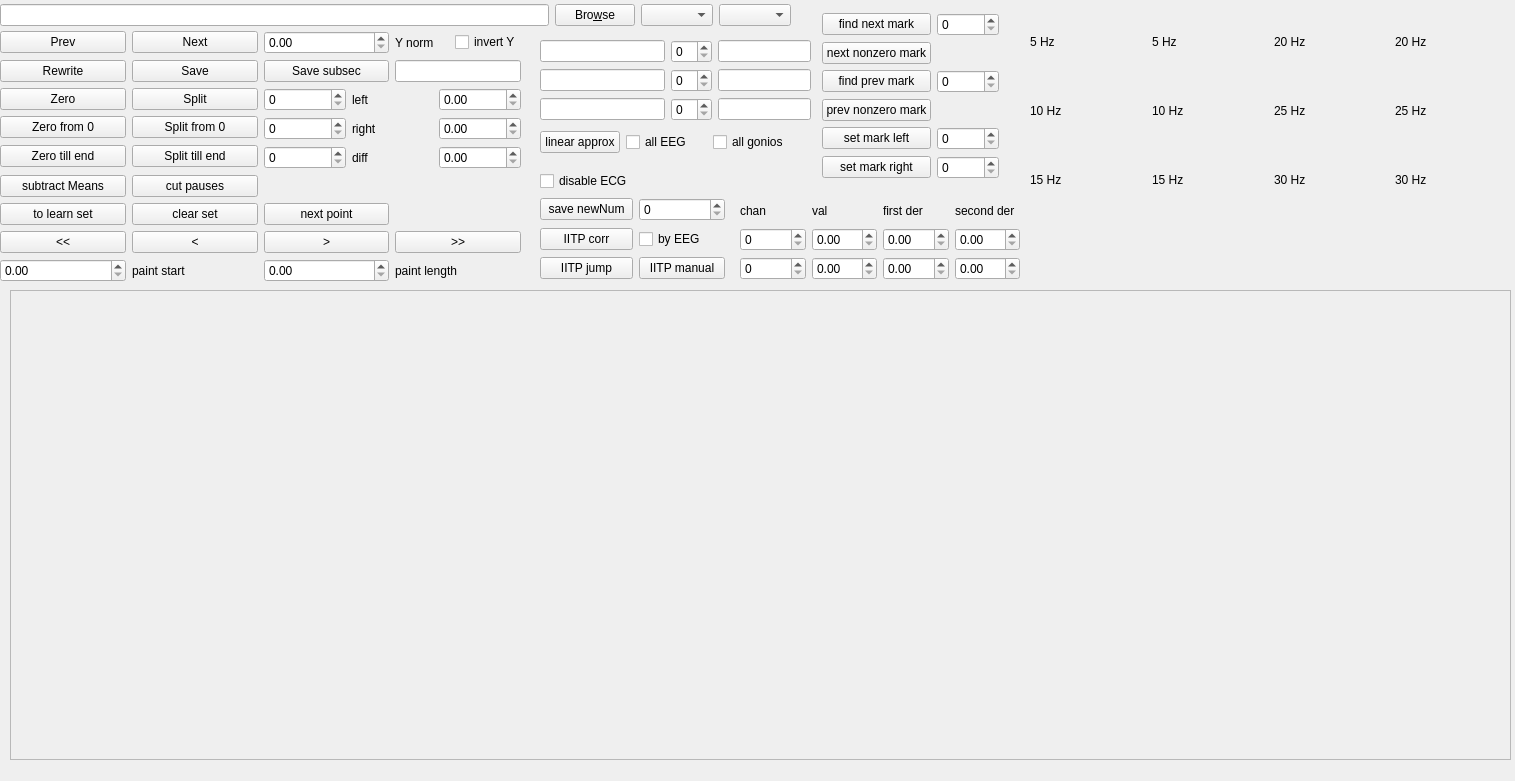
First picture: the form in cut.ui, repository ArtfulVampire/SecondGUIrepo, before the edit.
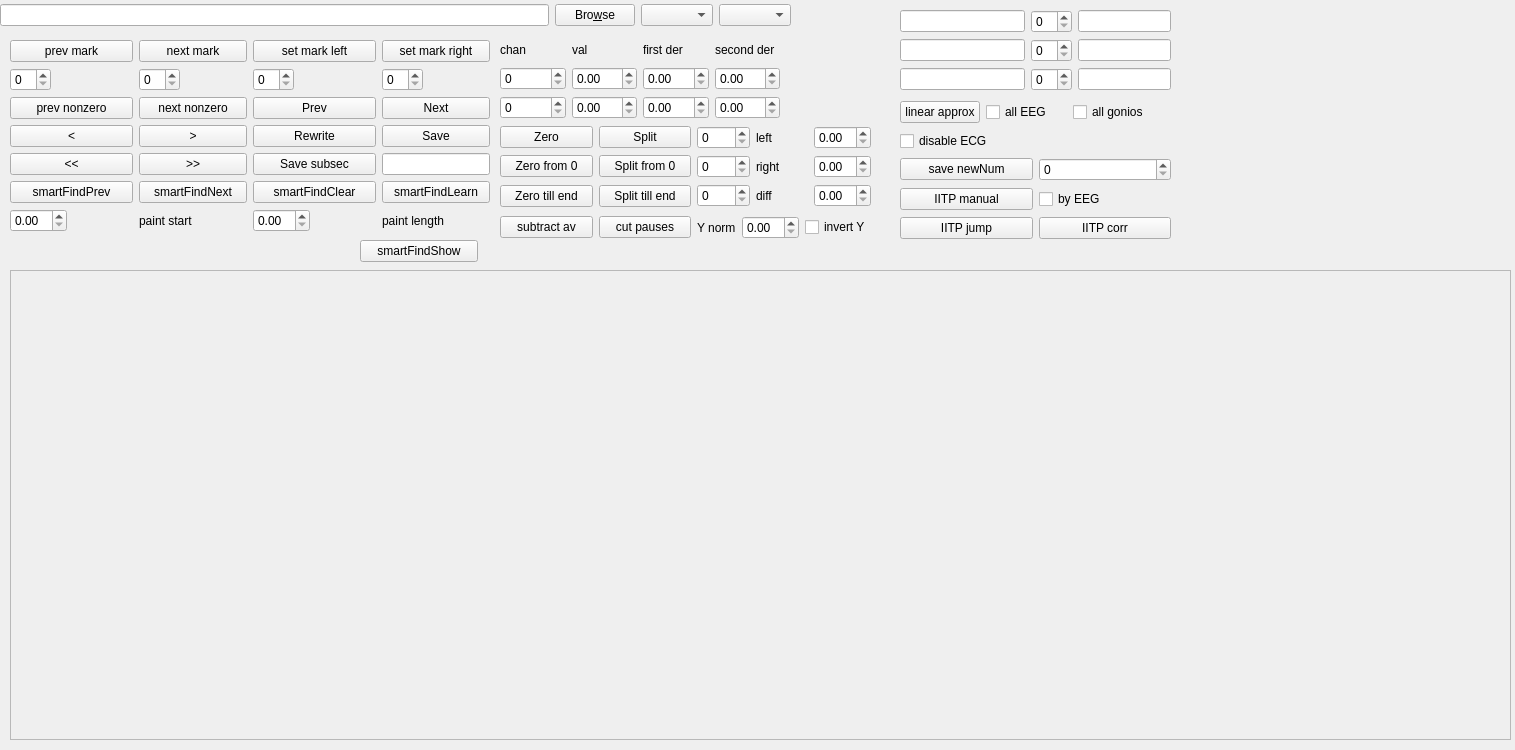
Second picture: the form after the edit.

The edit to the form file:
```diff
--- a/cut.ui
+++ b/cut.ui
@@ -7,7 +7,7 @@
     <x>0</x>
     <y>0</y>
     <width>1515</width>
-    <height>781</height>
+    <height>750</height>
    </rect>
   </property>
   <property name="minimumSize">
@@ -36,7 +36,7 @@
    <property name="geometry">
     <rect>
      <x>10</x>
-     <y>290</y>
+     <y>270</y>
      <width>1501</width>
      <height>470</height>
     </rect>
@@ -110,104 +110,8 @@
   <widget class="QWidget" name="layoutWidget">
    <property name="geometry">
     <rect>
-     <x>1030</x>
+     <x>900</x>
      <y>10</y>
-     <width>481</width>
-     <height>201</height>
-    </rect>
-   </property>
-   <layout class="QGridLayout" name="samplesGridLayout">
-    <item row="0" column="0">
-     <widget class="QLabel" name="label_2">
-      <property name="text">
-       <string>5 Hz</string>
-      </property>
-     </widget>
-    </item>
-    <item row="0" column="1">
-     <widget class="QLabel" name="hz5Label">
-      <property name="text">
-       <string>5 Hz</string>
-      </property>
-     </widget>
-    </item>
-    <item row="0" column="2">
-     <widget class="QLabel" name="label_9">
-      <property name="text">
-       <string>20 Hz</string>
-      </property>
-     </widget>
-    </item>
-    <item row="0" column="3">
-     <widget class="QLabel" name="hz20Label">
-      <property name="text">
-       <string>20 Hz</string>
-      </property>
-     </widget>
-    </item>
-    <item row="1" column="0">
-     <widget class="QLabel" name="label_3">
-      <property name="text">
-       <string>10 Hz</string>
-      </property>
-     </widget>
-    </item>
-    <item row="1" column="1">
-     <widget class="QLabel" name="hz10Label">
-      <property name="text">
-       <string>10 Hz</string>
-      </property>
-     </widget>
-    </item>
-    <item row="1" column="2">
-     <widget class="QLabel" name="label_10">
-      <property name="text">
-       <string>25 Hz</string>
-      </property>
-     </widget>
-    </item>
-    <item row="1" column="3">
-     <widget class="QLabel" name="hz25Label">
-      <property name="text">
-       <string>25 Hz</string>
-      </property>
-     </widget>
-    </item>
-    <item row="2" column="0">
-     <widget class="QLabel" name="label_7">
-      <property name="text">
-       <string>15 Hz</string>
-      </property>
-     </widget>
-    </item>
-    <item row="2" column="1">
-     <widget class="QLabel" name="hz15Label">
-      <property name="text">
-       <string>15 Hz</string>
-      </property>
-     </widget>
-    </item>
-    <item row="2" column="2">
-     <widget class="QLabel" name="label_11">
-      <property name="text">
-       <string>30 Hz</string>
-      </property>
-     </widget>
-    </item>
-    <item row="2" column="3">
-     <widget class="QLabel" name="hz30Label">
-      <property name="text">
-       <string>30 Hz</string>
-      </property>
-     </widget>
-    </item>
-   </layout>
-  </widget>
-  <widget class="QWidget" name="layoutWidget">
-   <property name="geometry">
-    <rect>
-     <x>540</x>
-     <y>40</y>
      <width>271</width>
      <height>83</height>
     </rect>
@@ -284,13 +188,20 @@
   <widget class="QWidget" name="layoutWidget">
    <property name="geometry">
     <rect>
-     <x>540</x>
-     <y>170</y>
-     <width>185</width>
+     <x>900</x>
+     <y>130</y>
+     <width>271</width>
      <height>110</height>
     </rect>
    </property>
    <layout class="QGridLayout" name="iitpGridLayout">
+    <item row="3" column="0">
+     <widget class="QPushButton" name="iitpAutoJumpPushButton">
+      <property name="text">
+       <string>IITP jump</string>
+      </property>
+     </widget>
+    </item>
     <item row="0" column="0">
      <widget class="QCheckBox" name="iitpDisableEcgCheckBox">
       <property name="text">
@@ -298,6 +209,13 @@
       </property>
      </widget>
     </item>
+    <item row="2" column="1">
+     <widget class="QCheckBox" name="iitpByEegCheckBox">
+      <property name="text">
+       <string>by EEG</string>
+      </property>
+     </widget>
+    </item>
     <item row="1" column="0">
      <widget class="QPushButton" name="iitpSaveNewNumPushButton">
       <property name="text">
@@ -308,28 +226,14 @@
     <item row="1" column="1">
      <widget class="QSpinBox" name="iitpSaveNewNumSpinBox"/>
     </item>
-    <item row="2" column="0">
+    <item row="3" column="1">
      <widget class="QPushButton" name="iitpAutoCorrPushButton">
       <property name="text">
        <string>IITP corr</string>
       </property>
      </widget>
     </item>
-    <item row="2" column="1">
-     <widget class="QCheckBox" name="iitpByEegCheckBox">
-      <property name="text">
-       <string>by EEG</string>
-      </property>
-     </widget>
-    </item>
-    <item row="3" column="0">
-     <widget class="QPushButton" name="iitpAutoJumpPushButton">
-      <property name="text">
-       <string>IITP jump</string>
-      </property>
-     </widget>
-    </item>
-    <item row="3" column="1">
+    <item row="2" column="0">
      <widget class="QPushButton" name="iitpManualPushButton">
       <property name="text">
        <string>IITP manual</string>
@@ -341,8 +245,8 @@
   <widget class="QWidget" name="layoutWidget">
    <property name="geometry">
     <rect>
-     <x>540</x>
-     <y>130</y>
+     <x>900</x>
+     <y>100</y>
      <width>253</width>
      <height>24</height>
     </rect>
@@ -374,8 +278,8 @@
   <widget class="QWidget" name="layoutWidget">
    <property name="geometry">
     <rect>
-     <x>740</x>
-     <y>200</y>
+     <x>500</x>
+     <y>39</y>
      <width>280</width>
      <height>80</height>
     </rect>
@@ -438,94 +342,28 @@
   <widget class="QWidget" name="">
    <property name="geometry">
     <rect>
-     <x>0</x>
-     <y>31</y>
-     <width>521</width>
-     <height>255</height>
+     <x>500</x>
+     <y>125</y>
+     <width>371</width>
+     <height>116</height>
     </rect>
    </property>
    <layout class="QGridLayout" name="gridLayout_2">
     <item row="0" column="0">
-     <widget class="QPushButton" name="prevButton">
-      <property name="text">
-       <string>Prev</string>
-      </property>
-     </widget>
-    </item>
-    <item row="0" column="1">
-     <widget class="QPushButton" name="nextButton">
-      <property name="text">
-       <string>Next</string>
-      </property>
-     </widget>
-    </item>
-    <item row="0" column="2">
-     <widget class="QDoubleSpinBox" name="yNormDoubleSpinBox"/>
-    </item>
-    <item row="0" column="3">
-     <layout class="QHBoxLayout" name="horizontalLayout_2">
-      <item>
-       <widget class="QLabel" name="label">
-        <property name="text">
-         <string>Y norm</string>
-        </property>
-       </widget>
-      </item>
-      <item>
-       <widget class="QCheckBox" name="yNormInvertCheckBox">
-        <property name="text">
-         <string>invert Y</string>
-        </property>
-       </widget>
-      </item>
-     </layout>
-    </item>
-    <item row="1" column="0">
-     <widget class="QPushButton" name="rewriteButton">
-      <property name="text">
-       <string>Rewrite</string>
-      </property>
-     </widget>
-    </item>
-    <item row="1" column="1">
-     <widget class="QPushButton" name="saveButton">
-      <property name="text">
-       <string>Save</string>
-      </property>
-     </widget>
-    </item>
-    <item row="1" column="2">
-     <widget class="QPushButton" name="saveSubsecPushButton">
-      <property name="text">
-       <string>Save subsec</string>
-      </property>
-     </widget>
-    </item>
-    <item row="1" column="3">
-     <widget class="QLineEdit" name="saveSubsecAddNameLineEdit">
-      <property name="sizePolicy">
-       <sizepolicy hsizetype="Minimum" vsizetype="Fixed">
-        <horstretch>0</horstretch>
-        <verstretch>0</verstretch>
-       </sizepolicy>
-      </property>
-     </widget>
-    </item>
-    <item row="2" column="0">
      <widget class="QPushButton" name="zeroButton">
       <property name="text">
        <string>Zero</string>
       </property>
      </widget>
     </item>
-    <item row="2" column="1">
+    <item row="0" column="1">
      <widget class="QPushButton" name="splitButton">
       <property name="text">
        <string>Split</string>
       </property>
      </widget>
     </item>
-    <item row="2" column="2" rowspan="3" colspan="2">
+    <item row="0" column="2" rowspan="3">
      <layout class="QGridLayout" name="gridLayout">
       <item row="0" column="0">
        <widget class="QSpinBox" name="leftLimitSpinBox"/>
@@ -540,9 +378,6 @@
       <item row="0" column="2">
        <widget class="QDoubleSpinBox" name="leftTimeSpinBox"/>
       </item>
-      <item row="1" column="0">
-       <widget class="QSpinBox" name="rightLimitSpinBox"/>
-      </item>
       <item row="1" column="1">
        <widget class="QLabel" name="label_14">
         <property name="text">
@@ -566,113 +401,346 @@
       <item row="2" column="2">
        <widget class="QDoubleSpinBox" name="diffTimeSpinBox"/>
       </item>
+      <item row="1" column="0">
+       <widget class="QSpinBox" name="rightLimitSpinBox"/>
+      </item>
      </layout>
     </item>
-    <item row="3" column="0">
+    <item row="1" column="0">
      <widget class="QPushButton" name="zeroFromZeroPushButton">
       <property name="text">
        <string>Zero from 0</string>
       </property>
      </widget>
     </item>
-    <item row="3" column="1">
+    <item row="1" column="1">
      <widget class="QPushButton" name="splitFromZeroPushButton">
       <property name="text">
        <string>Split from 0</string>
       </property>
      </widget>
     </item>
-    <item row="4" column="0">
+    <item row="2" column="0">
      <widget class="QPushButton" name="zeroTillEndPushButton">
       <property name="text">
        <string>Zero till end</string>
       </property>
      </widget>
     </item>
-    <item row="4" column="1">
+    <item row="2" column="1">
      <widget class="QPushButton" name="splitTillEndPushButton">
       <property name="text">
        <string>Split till end</string>
       </property>
      </widget>
     </item>
-    <item row="5" column="0">
+    <item row="3" column="0">
      <widget class="QPushButton" name="subtractMeansPushButton">
       <property name="text">
-       <string>subtract Means</string>
+       <string>subtract av</string>
       </property>
      </widget>
     </item>
-    <item row="5" column="1">
+    <item row="3" column="1">
      <widget class="QPushButton" name="cutPausesPushButton">
       <property name="text">
        <string>cut pauses</string>
       </property>
      </widget>
     </item>
-    <item row="6" column="0">
-     <widget class="QPushButton" name="toLearnThresholdPushButton">
+    <item row="3" column="2">
+     <layout class="QGridLayout" name="gridLayout_4">
+      <item row="0" column="0">
+       <widget class="QLabel" name="label">
+        <property name="text">
+         <string>Y norm</string>
+        </property>
+       </widget>
+      </item>
+      <item row="0" column="1">
+       <widget class="QDoubleSpinBox" name="yNormDoubleSpinBox"/>
+      </item>
+      <item row="0" column="2">
+       <widget class="QCheckBox" name="yNormInvertCheckBox">
+        <property name="text">
+         <string>invert Y</string>
+        </property>
+       </widget>
+      </item>
+     </layout>
+    </item>
+   </layout>
+  </widget>
+  <widget class="QPushButton" name="smartFindShowPushButton">
+   <property name="geometry">
+    <rect>
+     <x>360</x>
+     <y>240</y>
+     <width>118</width>
+     <height>22</height>
+    </rect>
+   </property>
+   <property name="text">
+    <string>smartFindShow</string>
+   </property>
+  </widget>
+  <widget class="QWidget" name="">
+   <property name="geometry">
+    <rect>
+     <x>10</x>
+     <y>40</y>
+     <width>480</width>
+     <height>194</height>
+    </rect>
+   </property>
+   <layout class="QGridLayout" name="gridLayout_3">
+    <item row="0" column="0" colspan="3">
+     <widget class="QPushButton" name="findPrevMarkPushButton">
       <property name="text">
-       <string>to learn set</string>
+       <string>prev mark</string>
       </property>
      </widget>
     </item>
-    <item row="6" column="1">
-     <widget class="QPushButton" name="clearThresholdSetPushButton">
+    <item row="0" column="3" colspan="2">
+     <widget class="QPushButton" name="findNextMarkPushButton">
       <property name="text">
-       <string>clear set</string>
+       <string>next mark</string>
       </property>
      </widget>
     </item>
-    <item row="6" column="2">
-     <widget class="QPushButton" name="nextBadPointPushButton">
+    <item row="0" column="5" colspan="3">
+     <widget class="QPushButton" name="setMarkLeftPushButton">
       <property name="text">
-       <string>next point</string>
+       <string>set mark left</string>
       </property>
      </widget>
     </item>
-    <item row="7" column="0">
-     <widget class="QPushButton" name="backwardFrameButton">
+    <item row="0" column="8" colspan="2">
+     <widget class="QPushButton" name="setMarkRightPushButton">
       <property name="text">
-       <string>&lt;&lt;</string>
+       <string>set mark right</string>
       </property>
      </widget>
     </item>
-    <item row="7" column="1">
+    <item row="1" column="0">
+     <widget class="QSpinBox" name="findPrevMarkSpinBox"/>
+    </item>
+    <item row="1" column="1" colspan="2">
+     <spacer name="horizontalSpacer_5">
+      <property name="orientation">
+       <enum>Qt::Horizontal</enum>
+      </property>
+      <property name="sizeHint" stdset="0">
+       <size>
+        <width>18</width>
+        <height>20</height>
+       </size>
+      </property>
+     </spacer>
+    </item>
+    <item row="1" column="3">
+     <widget class="QSpinBox" name="findNextMarkSpinBox"/>
+    </item>
+    <item row="1" column="4">
+     <spacer name="horizontalSpacer_4">
+      <property name="orientation">
+       <enum>Qt::Horizontal</enum>
+      </property>
+      <property name="sizeHint" stdset="0">
+       <size>
+        <width>18</width>
+        <height>20</height>
+       </size>
+      </property>
+     </spacer>
+    </item>
+    <item row="1" column="5">
+     <widget class="QSpinBox" name="setMarkLeftSpinBox"/>
+    </item>
+    <item row="1" column="6" colspan="2">
+     <spacer name="horizontalSpacer_3">
+      <property name="orientation">
+       <enum>Qt::Horizontal</enum>
+      </property>
+      <property name="sizeHint" stdset="0">
+       <size>
+        <width>18</width>
+        <height>20</height>
+       </size>
+      </property>
+     </spacer>
+    </item>
+    <item row="1" column="8">
+     <widget class="QSpinBox" name="setMarkRightSpinBox"/>
+    </item>
+    <item row="1" column="9">
+     <spacer name="horizontalSpacer_6">
+      <property name="orientation">
+       <enum>Qt::Horizontal</enum>
+      </property>
+      <property name="sizeHint" stdset="0">
+       <size>
+        <width>18</width>
+        <height>20</height>
+       </size>
+      </property>
+     </spacer>
+    </item>
+    <item row="2" column="0" colspan="3">
+     <widget class="QPushButton" name="findPrevNonzeroMarkPushButton">
+      <property name="text">
+       <string>prev nonzero</string>
+      </property>
+     </widget>
+    </item>
+    <item row="2" column="3" colspan="2">
+     <widget class="QPushButton" name="findNextNonzeroMarkPushButton">
+      <property name="text">
+       <string>next nonzero</string>
+      </property>
+     </widget>
+    </item>
+    <item row="2" column="5" colspan="3">
+     <widget class="QPushButton" name="prevButton">
+      <property name="text">
+       <string>Prev</string>
+      </property>
+     </widget>
+    </item>
+    <item row="2" column="8" colspan="2">
+     <widget class="QPushButton" name="nextButton">
+      <property name="text">
+       <string>Next</string>
+      </property>
+     </widget>
+    </item>
+    <item row="3" column="0" colspan="3">
      <widget class="QPushButton" name="backwardStepButton">
       <property name="text">
        <string>&lt;</string>
       </property>
      </widget>
     </item>
-    <item row="7" column="2">
+    <item row="3" column="3" colspan="2">
      <widget class="QPushButton" name="forwardStepButton">
       <property name="text">
        <string>&gt;</string>
       </property>
      </widget>
     </item>
-    <item row="7" column="3">
+    <item row="3" column="5" colspan="3">
+     <widget class="QPushButton" name="rewriteButton">
+      <property name="text">
+       <string>Rewrite</string>
+      </property>
+     </widget>
+    </item>
+    <item row="3" column="8" colspan="2">
+     <widget class="QPushButton" name="saveButton">
+      <property name="text">
+       <string>Save</string>
+      </property>
+     </widget>
+    </item>
+    <item row="4" column="0" colspan="3">
+     <widget class="QPushButton" name="backwardFrameButton">
+      <property name="text">
+       <string>&lt;&lt;</string>
+      </property>
+     </widget>
+    </item>
+    <item row="4" column="3" colspan="2">
      <widget class="QPushButton" name="forwardFrameButton">
       <property name="text">
        <string>&gt;&gt;</string>
       </property>
      </widget>
     </item>
-    <item row="8" column="0">
+    <item row="4" column="5" colspan="3">
+     <widget class="QPushButton" name="saveSubsecPushButton">
+      <property name="text">
+       <string>Save subsec</string>
+      </property>
+     </widget>
+    </item>
+    <item row="4" column="8" colspan="2">
+     <widget class="QLineEdit" name="saveSubsecAddNameLineEdit">
+      <property name="sizePolicy">
+       <sizepolicy hsizetype="Minimum" vsizetype="Fixed">
+        <horstretch>0</horstretch>
+        <verstretch>0</verstretch>
+       </sizepolicy>
+      </property>
+     </widget>
+    </item>
+    <item row="5" column="0" colspan="3">
+     <widget class="QPushButton" name="smartFindPrevPushButton">
+      <property name="text">
+       <string>smartFindPrev</string>
+      </property>
+     </widget>
+    </item>
+    <item row="5" column="3" colspan="2">
+     <widget class="QPushButton" name="smartFindNextPushButton">
+      <property name="text">
+       <string>smartFindNext</string>
+      </property>
+     </widget>
+    </item>
+    <item row="5" column="5" colspan="3">
+     <widget class="QPushButton" name="smartFindClearPushButton">
+      <property name="text">
+       <string>smartFindClear</string>
+      </property>
+     </widget>
+    </item>
+    <item row="5" column="8" colspan="2">
+     <widget class="QPushButton" name="smartFindLearnPushButton">
+      <property name="text">
+       <string>smartFindLearn</string>
+      </property>
+     </widget>
+    </item>
+    <item row="6" column="0" colspan="2">
      <widget class="QDoubleSpinBox" name="paintStartDoubleSpinBox"/>
     </item>
-    <item row="8" column="1">
+    <item row="6" column="2">
+     <spacer name="horizontalSpacer">
+      <property name="orientation">
+       <enum>Qt::Horizontal</enum>
+      </property>
+      <property name="sizeHint" stdset="0">
+       <size>
+        <width>18</width>
+        <height>20</height>
+       </size>
+      </property>
+     </spacer>
+    </item>
+    <item row="6" column="3" colspan="2">
      <widget class="QLabel" name="paintStartLabel">
       <property name="text">
        <string>paint start</string>
       </property>
      </widget>
     </item>
-    <item row="8" column="2">
+    <item row="6" column="5" colspan="2">
      <widget class="QDoubleSpinBox" name="paintLengthDoubleSpinBox"/>
     </item>
-    <item row="8" column="3">
+    <item row="6" column="7">
+     <spacer name="horizontalSpacer_2">
+      <property name="orientation">
+       <enum>Qt::Horizontal</enum>
+      </property>
+      <property name="sizeHint" stdset="0">
+       <size>
+        <width>18</width>
+        <height>20</height>
+       </size>
+      </property>
+     </spacer>
+    </item>
+    <item row="6" column="8" colspan="2">
      <widget class="QLabel" name="label_6">
       <property name="text">
        <string>paint length</string>
@@ -681,72 +749,28 @@
     </item>
    </layout>
   </widget>
-  <widget class="QWidget" name="">
-   <property name="geometry">
-    <rect>
-     <x>822</x>
-     <y>13</y>
-     <width>177</width>
-     <height>168</height>
-    </rect>
-   </property>
-   <layout class="QGridLayout" name="gridLayout_3">
-    <item row="0" column="0">
-     <widget class="QPushButton" name="findNextMarkPushButton">
-      <property name="text">
-       <string>find next mark</string>
-      </property>
-     </widget>
-    </item>
-    <item row="0" column="1">
-     <widget class="QSpinBox" name="findNextMarkSpinBox"/>
-    </item>
-    <item row="1" column="0">
-     <widget class="QPushButton" name="findNextNonzeroMarkPushButton">
-      <property name="text">
-       <string>next nonzero mark</string>
-      </property>
-     </widget>
-    </item>
-    <item row="2" column="0">
-     <widget class="QPushButton" name="findPrevMarkPushButton">
-      <property name="text">
-       <string>find prev mark</string>
-      </property>
-     </widget>
-    </item>
-    <item row="2" column="1">
-     <widget class="QSpinBox" name="findPrevMarkSpinBox"/>
-    </item>
-    <item row="3" column="0">
-     <widget class="QPushButton" name="findPrevNonzeroMarkPushButton">
-      <property name="text">
-       <string>prev nonzero mark</string>
-      </property>
-     </widget>
-    </item>
-    <item row="4" column="0">
-     <widget class="QPushButton" name="setMarkLeftPushButton">
-      <property name="text">
-       <string>set mark left</string>
-      </property>
-     </widget>
-    </item>
-    <item row="4" column="1">
-     <widget class="QSpinBox" name="setMarkLeftSpinBox"/>
-    </item>
-    <item row="5" column="0">
-     <widget class="QPushButton" name="setMarkRightPushButton">
-      <property name="text">
-       <string>set mark right</string>
-      </property>
-     </widget>
-    </item>
-    <item row="5" column="1">
-     <widget class="QSpinBox" name="setMarkRightSpinBox"/>
-    </item>
-   </layout>
-  </widget>
+  <zorder>picLabel</zorder>
+  <zorder>scrollArea</zorder>
+  <zorder>layoutWidget</zorder>
+  <zorder>layoutWidget</zorder>
+  <zorder>layoutWidget</zorder>
+  <zorder>layoutWidget</zorder>
+  <zorder>layoutWidget</zorder>
+  <zorder>layoutWidget</zorder>
+  <zorder>layoutWidget</zorder>
+  <zorder>findNextMarkPushButton</zorder>
+  <zorder>findNextMarkSpinBox</zorder>
+  <zorder>rightLimitSpinBox</zorder>
+  <zorder>smartFindPrevPushButton</zorder>
+  <zorder>horizontalSpacer</zorder>
+  <zorder>horizontalSpacer_2</zorder>
+  <zorder>horizontalSpacer_3</zorder>
+  <zorder>horizontalSpacer_4</zorder>
+  <zorder>horizontalSpacer_5</zorder>
+  <zorder>horizontalSpacer_6</zorder>
+  <zorder></zorder>
+  <zorder>smartFindLearnPushButton</zorder>
+  <zorder>smartFindShowPushButton</zorder>
  </widget>
  <resources/>
  <connections/>
```
